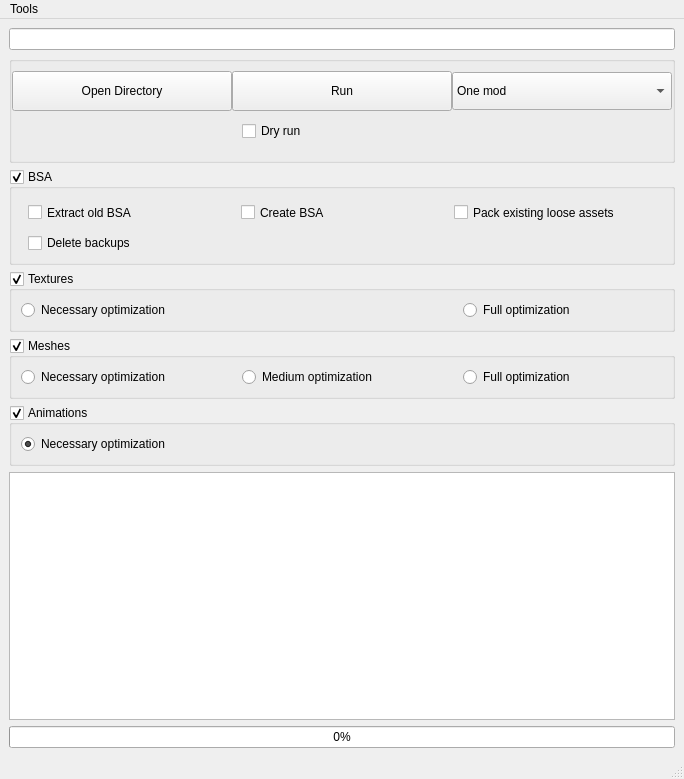
Guekka/cathedral-assets-optimizer, file CAO_frontend/SkyrimSE.ui: the form before one commit.
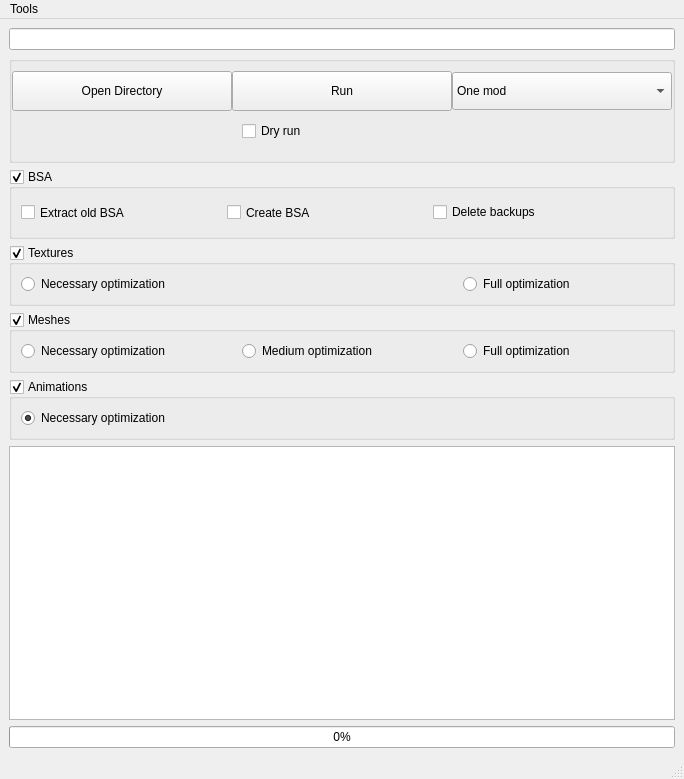
The form after the commit.

Diff of the .ui file:
```diff
--- a/CAO_frontend/SkyrimSE.ui
+++ b/CAO_frontend/SkyrimSE.ui
@@ -270,31 +270,6 @@
         </widget>
        </item>
        <item row="0" column="3">
-        <widget class="QCheckBox" name="packExistingAssetsCheckbox">
-         <property name="sizePolicy">
-          <sizepolicy hsizetype="Fixed" vsizetype="Expanding">
-           <horstretch>0</horstretch>
-           <verstretch>0</verstretch>
-          </sizepolicy>
-         </property>
-         <property name="minimumSize">
-          <size>
-           <width>200</width>
-           <height>29</height>
-          </size>
-         </property>
-         <property name="cursor">
-          <cursorShape>WhatsThisCursor</cursorShape>
-         </property>
-         <property name="toolTip">
-          <string>&lt;html&gt;&lt;head/&gt;&lt;body&gt;&lt;p&gt;By default, loose assets aren't packed. This option put them into BSA.&lt;/p&gt;&lt;/body&gt;&lt;/html&gt;</string>
-         </property>
-         <property name="text">
-          <string>Pack existing loose assets</string>
-         </property>
-        </widget>
-       </item>
-       <item row="1" column="1">
         <widget class="QCheckBox" name="bsaDeleteBackupsCheckbox">
          <property name="cursor">
           <cursorShape>WhatsThisCursor</cursorShape>
```
Left out of the diff: 6 changed lines with no effect on the pictures.
